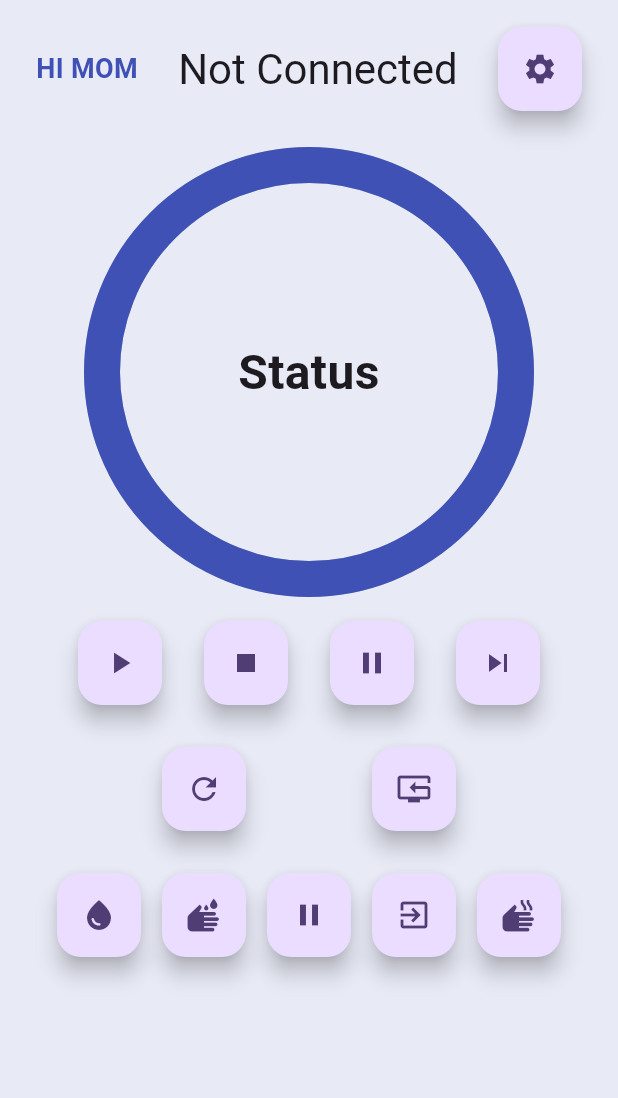
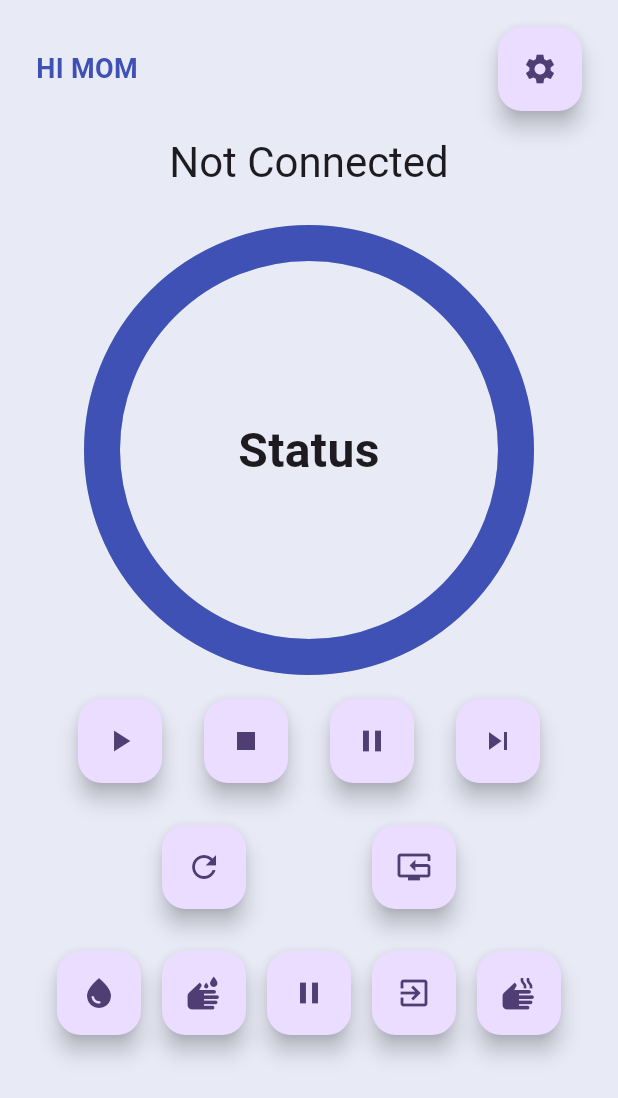
Before and after one commit to HuzaifaIrfan-Mobile/smart-washing-machine-app, a Flutter app: the screen it shows after launch, on a phone screen of 412 x 824 dp. Shown: the top 1098 px of the screen. Run offline on Flutter 3.47's test engine with Material 2 defaults, Android fonts, the light colour scheme and no system bars; drawn by our look-alikes of percent_indicator; our stand-ins replace shared_preferences, wakelock; network calls fail.

Commit message:
connected message

```diff
--- a/lib/washing_machine/washing_machine_screen.dart
+++ b/lib/washing_machine/washing_machine_screen.dart
@@ -220,10 +220,6 @@ class WashingMachineScreenState extends State<WashingMachineScreen> {
                       fontWeight: FontWeight.bold,
                     ),
                   ),
-                  Text(
-                    message,
-                    style: Theme.of(context).textTheme.headlineMedium,
-                  ),
                   FloatingActionButton(
                     heroTag: "openSettings",
                     onPressed: openSettingsScreen,
@@ -231,6 +227,13 @@ class WashingMachineScreenState extends State<WashingMachineScreen> {
                     child: const Icon(Icons.settings),
                   ),
                 ],
+              ),
+              const SizedBox(height: 16),
+              Center(
+                child: Text(
+                  message,
+                  style: Theme.of(context).textTheme.headlineMedium,
+                ),
               ),
               Expanded(
                 child: ListView(
```
